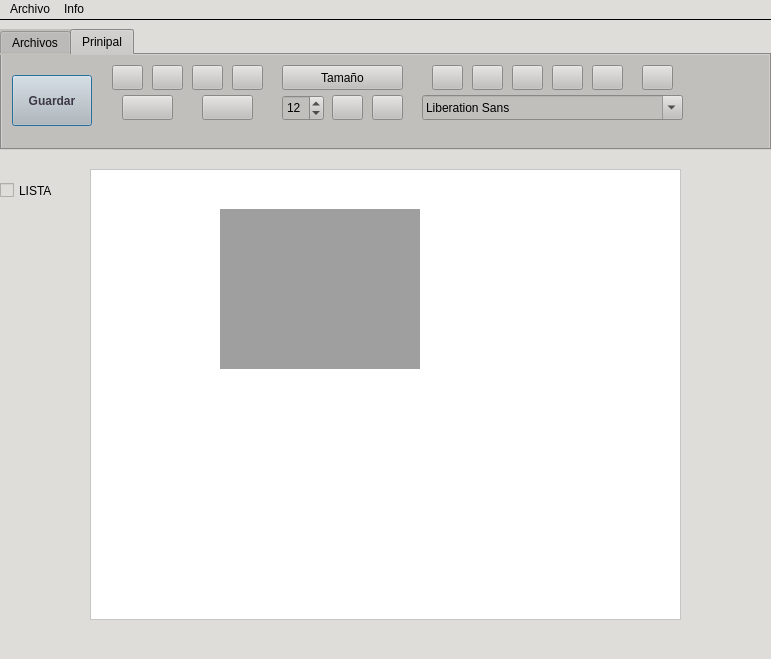
The window that EditorDeTexto/mainwindow.ui (JhojanZ/Editor-de-texto) describes before a commit, drawn with Qt 5.
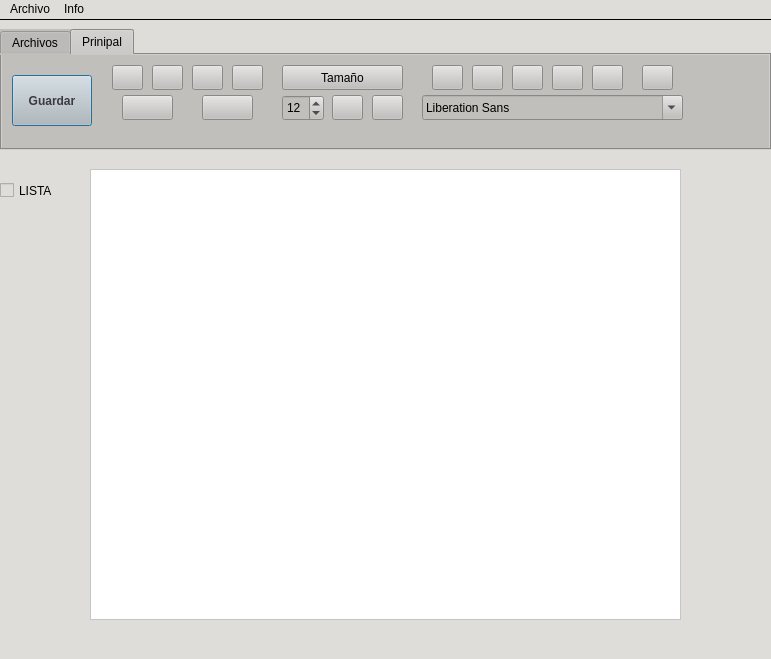
The same window after the commit. Icons and pictures are not drawn.

Patch:
```diff
--- a/EditorDeTexto/mainwindow.ui
+++ b/EditorDeTexto/mainwindow.ui
@@ -412,16 +412,6 @@
      </widget>
     </widget>
    </widget>
-   <widget class="QMdiArea" name="mdiArea">
-    <property name="geometry">
-     <rect>
-      <x>220</x>
-      <y>190</y>
-      <width>200</width>
-      <height>160</height>
-     </rect>
-    </property>
-   </widget>
   </widget>
   <widget class="QMenuBar" name="menubar">
    <property name="geometry">
```
